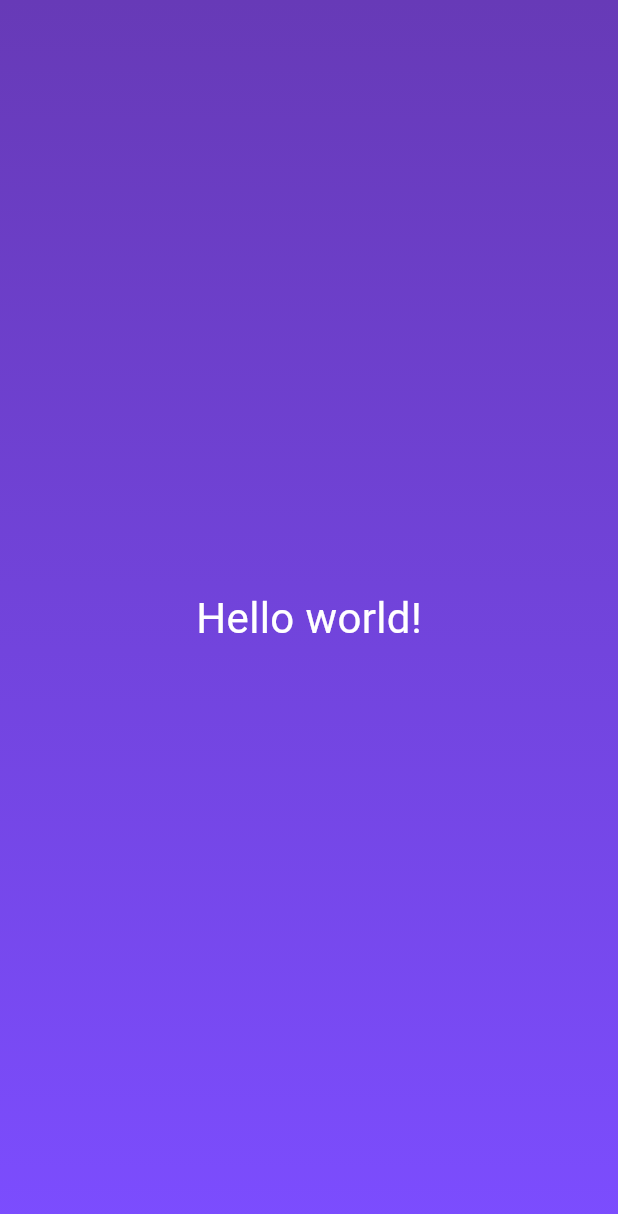
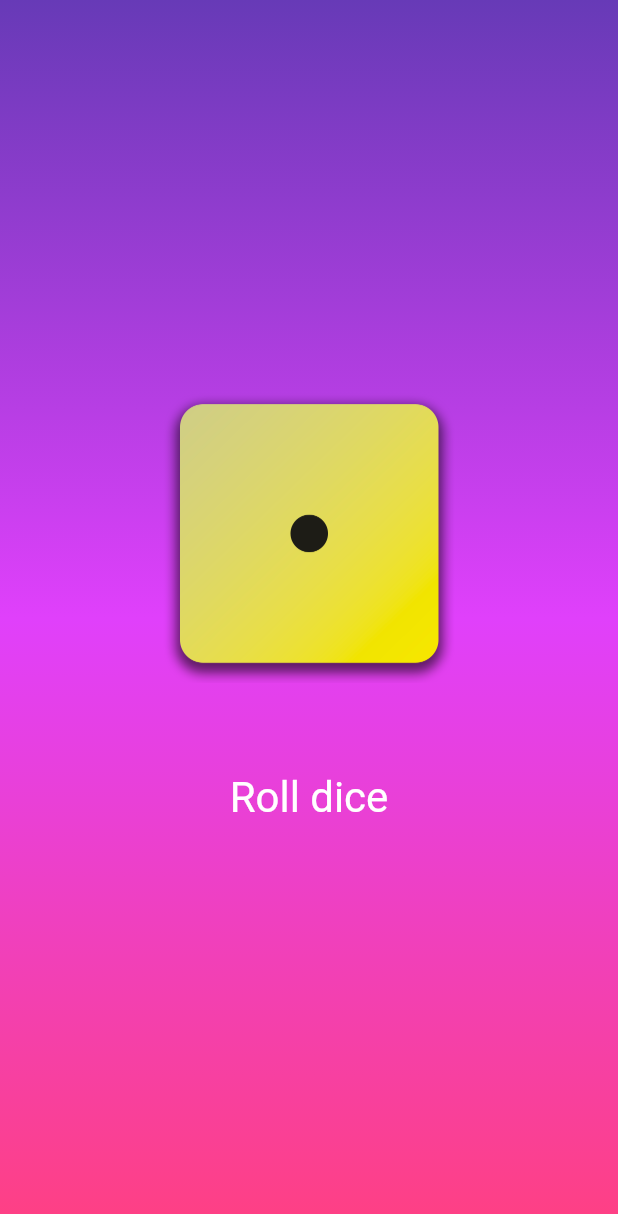
Before and after one commit to IanisT227/Learning-Flutter, a Flutter app: the screen it shows after launch, on a phone screen of 412 x 824 dp. Shown: the top 1214 px of the screen. Run offline on Flutter 3.47's test engine with Material 3 defaults, Android fonts, the phone set to English and light mode, and no system bars.

Commit message:
Finished the app Created a new custom widget, added images to the project

```diff
--- /dev/null
+++ b/dice_roll/lib/DiceRoller.dart
@@ -0,0 +1,46 @@
+import 'dart:math';
+
+import 'package:flutter/material.dart';
+
+class DiceRoller extends StatefulWidget {
+  const DiceRoller({super.key});
+
+  @override
+  State<DiceRoller> createState() {
+    return _DiceRollerState();
+  }
+}
+
+class _DiceRollerState extends State<DiceRoller> {
+  int activeDiceImage = 1;
+
+  @override
+  Widget build(BuildContext context) {
+    return Column(
+      mainAxisSize: MainAxisSize.min,
+      children: [
+        Image.asset(
+          "assets/dice-$activeDiceImage.png",
+          width: 200,
+        ),
+        const SizedBox(
+          height: 40.0,
+        ),
+        TextButton(
+            onPressed: clickHandler,
+            style: TextButton.styleFrom(
+              padding: const EdgeInsets.all(20.0),
+              foregroundColor: Colors.white,
+              textStyle: const TextStyle(fontSize: 28.0),
+            ),
+            child: const Text("Roll dice"))
+      ],
+    );
+  }
+
+  void clickHandler() {
+    setState(() {
+      activeDiceImage = Random().nextInt(6)+1;
+    });
+  }
+}
--- a/dice_roll/lib/GradientContainer.dart
+++ b/dice_roll/lib/GradientContainer.dart
@@ -1,23 +1,30 @@
+import 'dart:math';
+
+import 'package:dice_roll/DiceRoller.dart';
 import 'package:dice_roll/StyledText.dart';
 import 'package:flutter/material.dart';
 
+const Alignment startAlignment = Alignment.topCenter;
+
 class GradientContainer extends StatelessWidget {
-  const GradientContainer({super.key});
+   GradientContainer( this.colorsList, {super.key});
+
+  final List<Color> colorsList;
+   int activeDiceImage = 1;
 
   @override
   Widget build(context) {
     return Container(
-      decoration: const BoxDecoration(
+      decoration: BoxDecoration(
         gradient: LinearGradient(
-          colors: [
-            Colors.deepPurple,
-            Colors.deepPurpleAccent,
-          ],
-          begin: Alignment.topCenter,
+          colors: colorsList,
+          begin: startAlignment,
           end: Alignment.bottomCenter,
         ),
       ),
-      child: const Center(child: StyledText()),
+      child: const Center(
+        child: DiceRoller()
+      ),
     );
   }
 }
--- a/dice_roll/lib/StyledText.dart
+++ b/dice_roll/lib/StyledText.dart
@@ -1,13 +1,17 @@
 import 'package:flutter/material.dart';
 
 class StyledText extends StatelessWidget {
-  const StyledText({super.key});
+  const StyledText(this.customText, {super.key});
+
+  final String customText;
 
   @override
   Widget build(BuildContext context) {
-    return const Text(
-      "Hello world!",
-      style: TextStyle(color: Colors.white, fontSize: 28.0),
+    return  Text(
+      customText,
+      style: const TextStyle(color: Colors.white, fontSize: 28.0),
     );
   }
+
+
 }
--- a/dice_roll/lib/main.dart
+++ b/dice_roll/lib/main.dart
@@ -2,9 +2,10 @@ import 'package:flutter/material.dart';
 import 'GradientContainer.dart';
 
 void main() {
+  List<Color> colorsList = [Colors.deepPurple, Colors.purpleAccent, Colors.pinkAccent];
   runApp(
-    const MaterialApp(
-      home: Scaffold(body: GradientContainer()),
+     MaterialApp(
+      home: Scaffold(body: GradientContainer( colorsList)),
     ),
   );
 }
```
Also changed, not shown: dice_roll/pubspec.yaml (+7 -3 lines), dice_roll/assets/dice-1.png (added), dice_roll/assets/dice-2.png (added), dice_roll/assets/dice-3.png (added), dice_roll/assets/dice-4.png (added), dice_roll/assets/dice-5.png (added), dice_roll/assets/dice-6.png (added).
